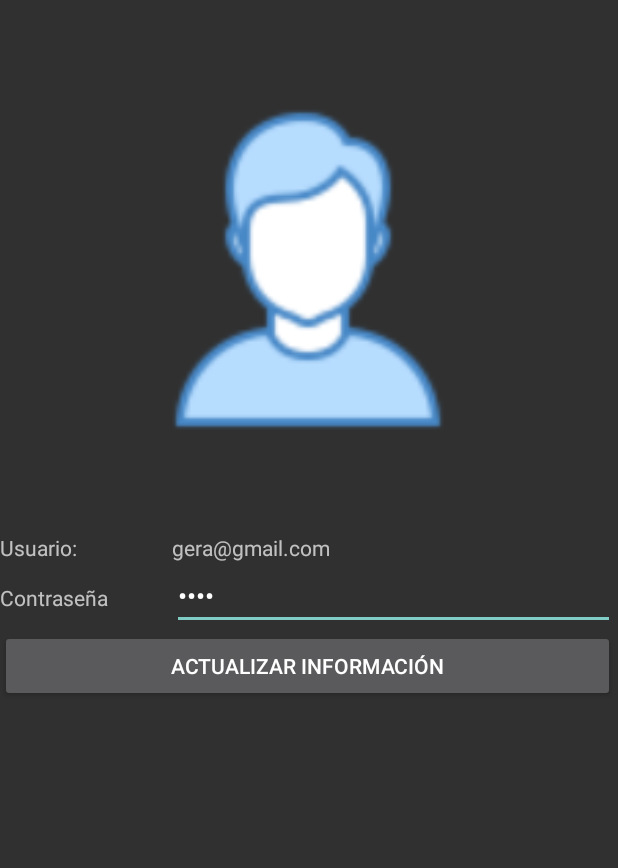
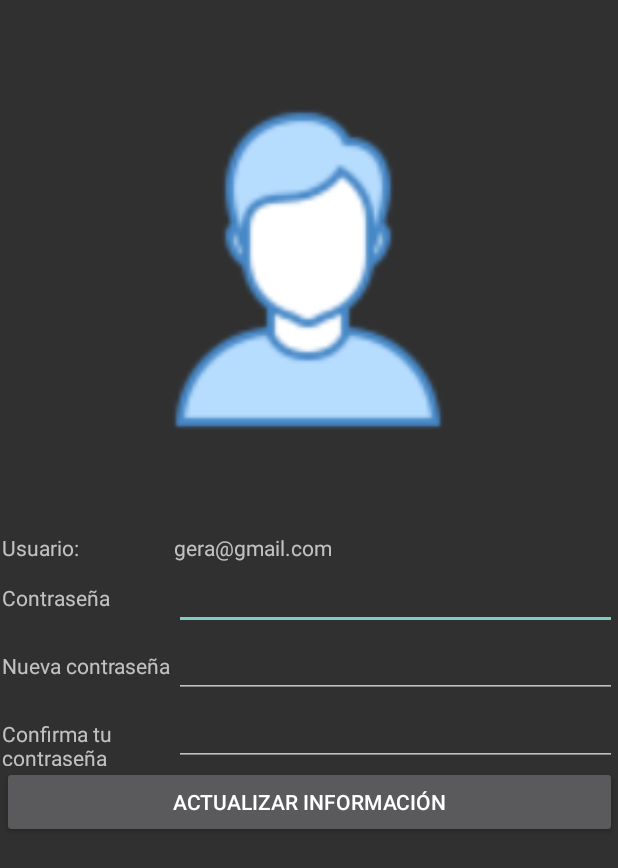
Before and after one commit to Gerardo5001/TecnoAccAPP, an Android app: the UsuarioActivity screen opened directly, with no data from a screen before it, on a phone screen of 412 x 824 dp. Shown: the top 868 px of the screen. Run offline under Robolectric (Android 15) with nearby library versions, the phone set to English and light mode, and no system bars; 2 statements that could not run were skipped.

Commit message:
Se agrega funcionalidad: Modificacion contraseña en UsuarioActivity

```diff
--- a/app/src/main/java/com/example/tecnoaccv12/InicioActivity.java
+++ b/app/src/main/java/com/example/tecnoaccv12/InicioActivity.java
@@ -77,7 +77,9 @@ public class InicioActivity extends AppCompatActivity {
 
     }
     public void mostrarAjustes(View view){
+        Bundle datos = getIntent().getExtras();
         Intent UsuarioActivity = new Intent(this, UsuarioActivity.class);
+        UsuarioActivity.putExtra("correo", datos.getString("correo"));
         startActivity(UsuarioActivity);
     }
     public void mostrarProducto(View view){
--- a/app/src/main/java/com/example/tecnoaccv12/MainActivity.java
+++ b/app/src/main/java/com/example/tecnoaccv12/MainActivity.java
@@ -42,6 +42,7 @@ public class MainActivity extends AppCompatActivity {
             if(user!=null){
                 if(user.get_password().equals(contraseña.getText().toString())){
                     Intent InicioActivity = new Intent(this, InicioActivity.class);
+                    InicioActivity.putExtra("correo",user.get_correo());
                     startActivity(InicioActivity);
                     contraseña.setText("");
                 }else {
@@ -71,6 +72,7 @@ public class MainActivity extends AppCompatActivity {
                         Usuario user = new Usuario(correo.getText().toString(), contraseña.getText().toString(), usuarioName.getText().toString());
                         controlBD.addUsuario(user);
                         Intent InicioActivity = new Intent(this, InicioActivity.class);
+                        InicioActivity.putExtra("correo",user.get_correo());
                         startActivity(InicioActivity);
                         Toast.makeText(this, "Registro correcto.", Toast.LENGTH_SHORT).show();
                         usuarioName.setText("");
--- a/app/src/main/java/com/example/tecnoaccv12/UsuarioActivity.java
+++ b/app/src/main/java/com/example/tecnoaccv12/UsuarioActivity.java
@@ -4,17 +4,51 @@ import androidx.appcompat.app.AppCompatActivity;
 
 import android.os.Bundle;
 import android.view.View;
+import android.widget.TextView;
 import android.widget.Toast;
 
+import com.example.tecnoaccv12.baseDatos.ControlBD;
+import com.example.tecnoaccv12.baseDatos.Usuario;
+
+
 public class UsuarioActivity extends AppCompatActivity {
+    ControlBD controlBD;
+    private TextView nombreUsuario;
+    private TextView password;
+    private TextView passwordNew;
+    private TextView passwordNewConfir;
+    private String correo;
+    private Usuario usuario;
 
     @Override
     protected void onCreate(Bundle savedInstanceState) {
         super.onCreate(savedInstanceState);
         setContentView(R.layout.activity_usuario);
+        controlBD = new ControlBD(this, null,null,1);
+        nombreUsuario = (TextView)findViewById(R.id.textViewUsuario);
+        password = (TextView)findViewById(R.id.editTextTextPassword);
+        passwordNew = (TextView)findViewById(R.id.editTextTextPasswordNuevo);
+        passwordNewConfir = (TextView)findViewById(R.id.editTextPasswordNewConf);
+        Bundle datos = getIntent().getExtras();
+        correo = datos.getString("correo");
+        usuario = controlBD.seachUsuario(correo);
+        nombreUsuario.setText(usuario.get_usuario());
     }
+    public void actualizarDatos(View view){
+        if (usuario.get_password().equals(password.getText().toString())){
+            if(passwordNew.getText().toString().equals(passwordNewConfir.getText().toString())){
+                if(controlBD.actualizarUsuario(usuario.get_correo(),passwordNew.getText().toString())) {
+                    usuario = controlBD.seachUsuario(correo);
+                    Toast.makeText(this, "Se actualizo su contraseña", Toast.LENGTH_SHORT).show();
+                }
+                else
+                    Toast.makeText(this, "Ocurrio un error, verifique", Toast.LENGTH_SHORT).show();
+            }else{
+                Toast.makeText(this, "Las contraseñas no coinciden", Toast.LENGTH_SHORT).show();
+            }
+        }else{
+            Toast.makeText(this, "Contraseña incorrecta", Toast.LENGTH_SHORT).show();
+        }
 
-    public void actualizarDatos(View view){
-        Toast.makeText(this, "Datos actualizados correctamente", Toast.LENGTH_SHORT).show();
     }
 }
--- a/app/src/main/res/layout/activity_usuario.xml
+++ b/app/src/main/res/layout/activity_usuario.xml
@@ -22,8 +22,9 @@
         android:layout_height="311dp"
         android:layout_marginTop="40dp"
         android:orientation="vertical"
-        app:layout_constraintTop_toBottomOf="@+id/imageView4"
-        tools:layout_editor_absoluteX="0dp">
+        app:layout_constraintEnd_toEndOf="parent"
+        app:layout_constraintStart_toStartOf="parent"
+        app:layout_constraintTop_toBottomOf="@+id/imageView4">
 
         <LinearLayout
             android:layout_width="match_parent"
@@ -38,7 +39,7 @@
                 android:text="Usuario: " />
 
             <TextView
-                android:id="@+id/textViewCorreo"
+                android:id="@+id/textViewUsuario"
                 android:layout_width="180dp"
                 android:layout_height="wrap_content"
                 android:layout_weight="1"
@@ -63,8 +64,49 @@
                 android:layout_height="wrap_content"
                 android:layout_weight="1"
                 android:ems="10"
-                android:inputType="textPassword"
-                android:text="1234" />
+                android:inputType="textPassword" />
+        </LinearLayout>
+
+        <LinearLayout
+            android:layout_width="match_parent"
+            android:layout_height="wrap_content"
+            android:orientation="horizontal">
+
+            <TextView
+                android:id="@+id/textView2"
+                android:layout_width="0dp"
+                android:layout_height="wrap_content"
+                android:layout_weight="1"
+                android:text="Nueva contraseña" />
+
+            <EditText
+                android:id="@+id/editTextTextPasswordNuevo"
+                android:layout_width="180dp"
+                android:layout_height="wrap_content"
+                android:layout_weight="1"
+                android:ems="10"
+                android:inputType="textPassword" />
+        </LinearLayout>
+
+        <LinearLayout
+            android:layout_width="match_parent"
+            android:layout_height="wrap_content"
+            android:orientation="horizontal">
+
+            <TextView
+                android:id="@+id/textView10"
+                android:layout_width="0dp"
+                android:layout_height="wrap_content"
+                android:layout_weight="1"
+                android:text="Confirma tu contraseña" />
+
+            <EditText
+                android:id="@+id/editTextPasswordNewConf"
+                android:layout_width="180dp"
+                android:layout_height="wrap_content"
+                android:layout_weight="1"
+                android:ems="10"
+                android:inputType="textPassword" />
         </LinearLayout>
 
         <Button
```
Also changed, not shown: app/src/main/java/com/example/tecnoaccv12/baseDatos/ControlBD.java (+13 -0 lines).
